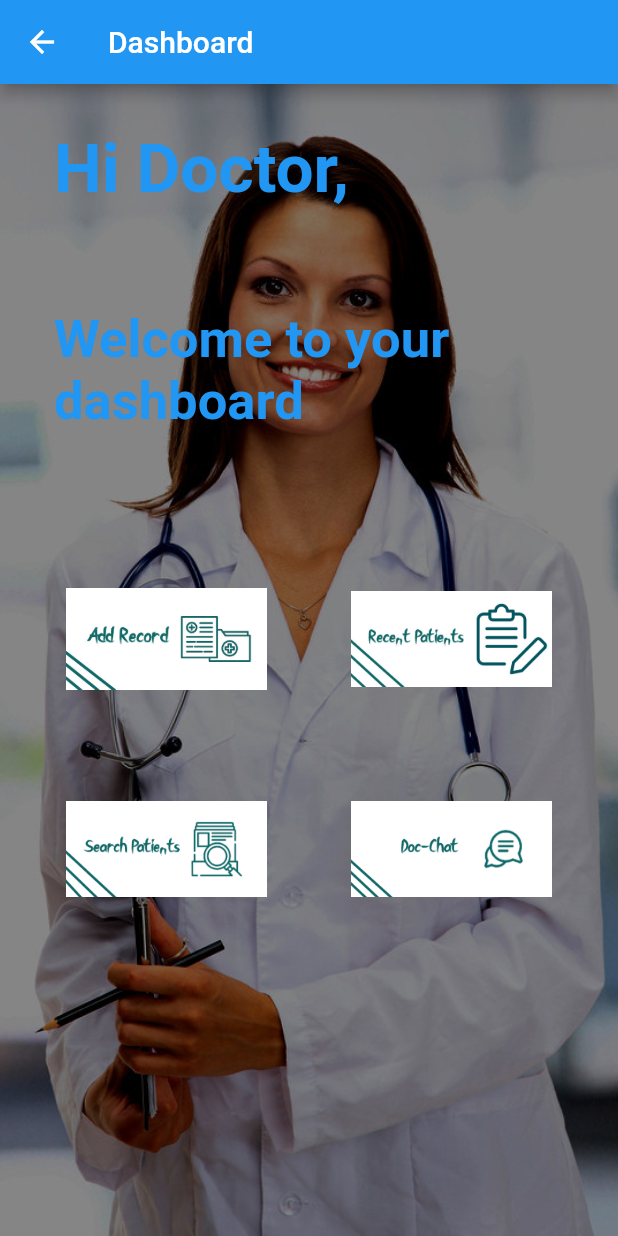
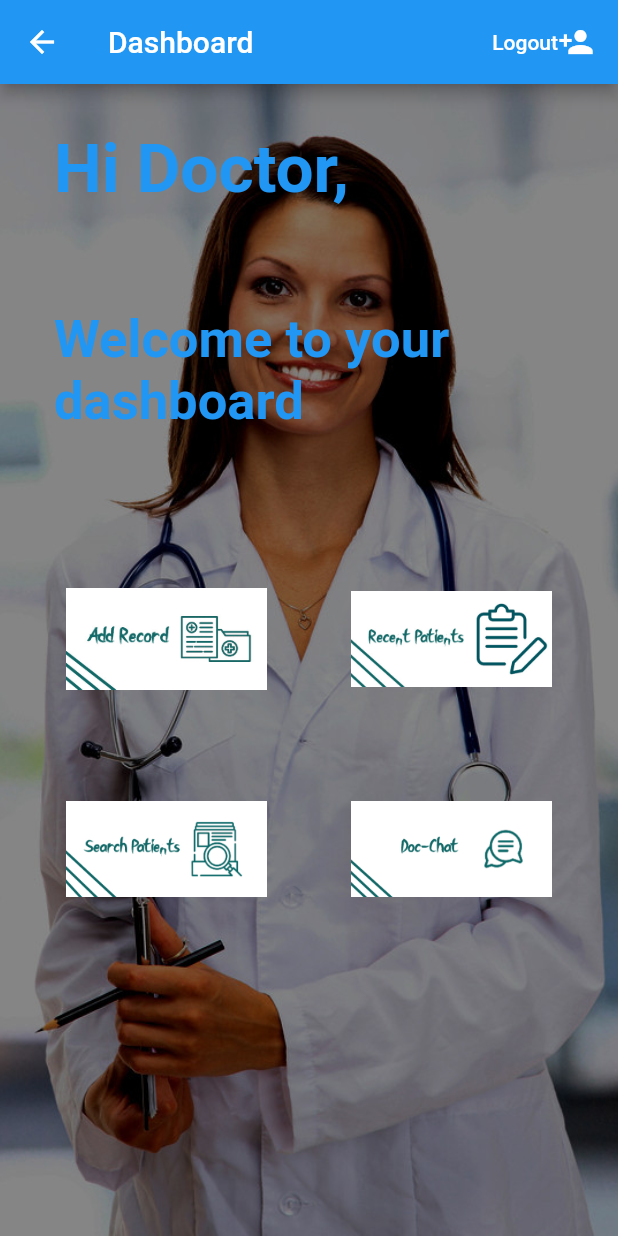
Before and after one commit to yashasuttangi/MedHist, a Flutter app: the DoctorHomeScreen screen opened by its route, on a phone screen of 412 x 824 dp. Run offline on Flutter 3.47's test engine with Material 2 defaults, Android fonts, the phone set to English and light mode, and no system bars; our stand-ins replace cloud_firestore, firebase_auth, firebase_core; accounts and stored records are empty.

Commit message:
added logout to dashboard

```diff
--- a/lib/screens/doctor_home_screen.dart
+++ b/lib/screens/doctor_home_screen.dart
@@ -1,5 +1,6 @@
 import 'package:flutter/material.dart';
 import 'package:Medhist/models/http_exception.dart';
+import 'package:Medhist/screens/login_screen.dart';
 import 'add_record_screen.dart';
 import 'search_patient_screen.dart';
 import 'chatbox_screen.dart';
@@ -11,9 +12,20 @@ class DoctorHomeScreen extends StatelessWidget {
   @override
   Widget build(BuildContext context) {
     return Scaffold(
-        appBar: new AppBar(
-          title: Text("Dashboard"),
-          backgroundColor: Colors.blue,
+        appBar: AppBar(
+          title: Text('Dashboard'),
+          actions: <Widget>[
+            FlatButton(
+              child: Row(
+                children: <Widget>[Text('Logout'), Icon(Icons.person_add)],
+              ),
+              textColor: Colors.white,
+              onPressed: () {
+                Navigator.of(context)
+                    .pushReplacementNamed(LoginScreen.routeName);
+              },
+            )
+          ],
         ),
         backgroundColor: Colors.blue[100],
         body: Center(
--- a/lib/screens/signup_screen.dart
+++ b/lib/screens/signup_screen.dart
@@ -229,7 +229,6 @@ class _SignupScreenState extends State<SignupScreen> {
                           child: Text('Submit'),
                           onPressed: () {
                             Map<String, dynamic> data = {
-                              "email": _authData['email'],
                               "name": _name.text,
                               "phone_number": _phone_number.text,
                               "hospital name": _hospital.text,
@@ -237,7 +236,8 @@ class _SignupScreenState extends State<SignupScreen> {
                             };
                             FirebaseFirestore.instance
                                 .collection("user_info")
-                                .add(data);
+                                .doc(_phone_number.text)
+                                .set(data);
                             _submit();
                           },
                           shape: RoundedRectangleBorder(
```
Also changed, not shown: lib/models/personal_details.dart (deleted, +0 -11 lines), lib/screens/home_screen.dart (+15 -3 lines), lib/screens/patient_home_screen.dart (+15 -3 lines), lib/models/return_collection.dart (added).
